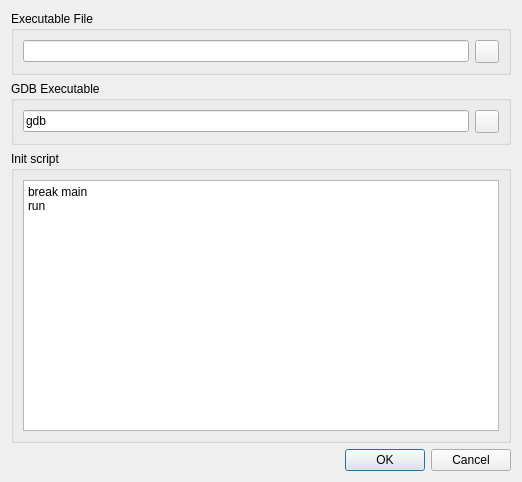
First picture: the form in dialogstartdebug.ui, repository martinribelotta/gdbfrontend, before the edit.
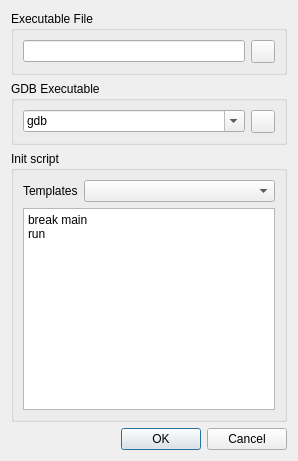
Second picture: the form after the edit. Icons and pictures are not drawn.

Commit message:
Add target and script manipilation in "start debug" dialog
 - Add template management for gdb init
 - Add autodetect gdb instances in PATH
 - Add autoselect gdb based on gdbinit template

```diff
--- a/dialogstartdebug.ui
+++ b/dialogstartdebug.ui
@@ -6,8 +6,8 @@
    <rect>
     <x>0</x>
     <y>0</y>
-    <width>522</width>
-    <height>482</height>
+    <width>298</width>
+    <height>461</height>
    </rect>
   </property>
   <property name="windowTitle">
@@ -41,8 +41,11 @@
      </property>
      <layout class="QHBoxLayout" name="horizontalLayout_2">
       <item>
-       <widget class="QLineEdit" name="editorGdbExecFile">
-        <property name="text">
+       <widget class="QComboBox" name="editorGdbExecFile">
+        <property name="editable">
+         <bool>true</bool>
+        </property>
+        <property name="currentText">
          <string>gdb</string>
         </property>
        </widget>
@@ -64,6 +67,26 @@
       <string>Init script</string>
      </property>
      <layout class="QVBoxLayout" name="verticalLayout">
+      <item>
+       <layout class="QHBoxLayout" name="horizontalLayout_3">
+        <item>
+         <widget class="QLabel" name="label">
+          <property name="sizePolicy">
+           <sizepolicy hsizetype="Maximum" vsizetype="Preferred">
+            <horstretch>0</horstretch>
+            <verstretch>0</verstretch>
+           </sizepolicy>
+          </property>
+          <property name="text">
+           <string>Templates</string>
+          </property>
+         </widget>
+        </item>
+        <item>
+         <widget class="QComboBox" name="comboGdbInitTemplates"/>
+        </item>
+       </layout>
+      </item>
       <item>
        <widget class="QPlainTextEdit" name="editorInitScript">
         <property name="plainText">
```
The commit also changes 5 other files.
